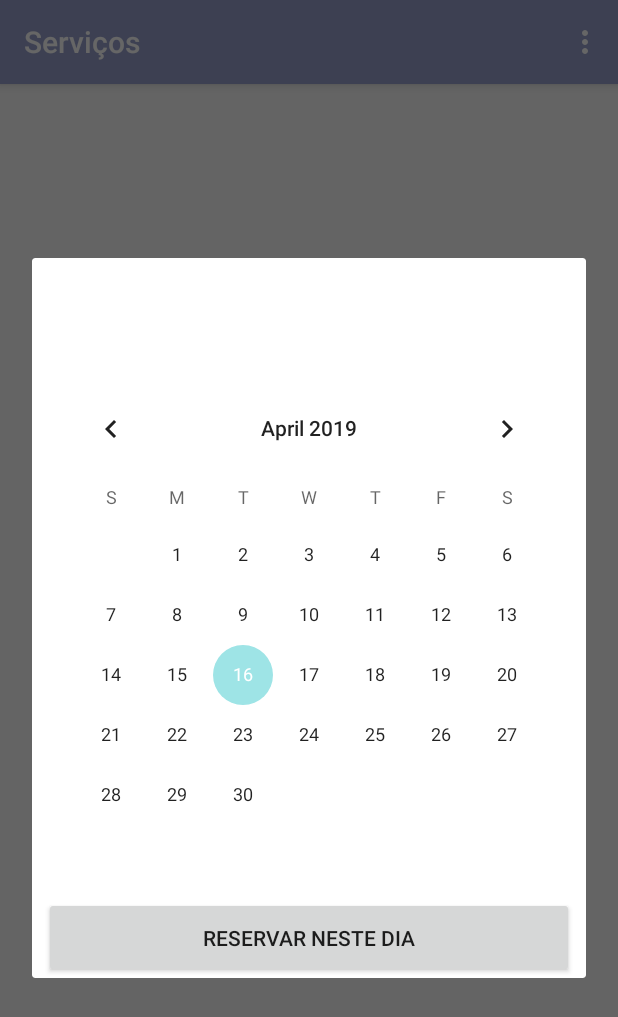
After one commit to arieldossantos/topcondo, an Android app: the fragment Reservar placed in its activity, on a phone screen of 412 x 824 dp. The commit adds this screen. Shown: the top 1017 px of the screen. Run offline under Robolectric (Android 15) with nearby library versions, the phone set to English and light mode, and no system bars; our stand-ins replace Firebase (no records; nobody signed in at launch, a user with empty details on screens opened directly); 1 statement that could not run was skipped.

Commit message:
Inserção do Modal de reserva

```diff
--- a/app/src/main/AndroidManifest.xml
+++ b/app/src/main/AndroidManifest.xml
@@ -15,7 +15,10 @@
         android:label="@string/app_name"
         android:supportsRtl="true"
         android:theme="@style/AppTheme">
-        <activity android:name=".app.MainPage" android:label="Serviços"></activity>
+        <activity
+            android:name=".app.MainPage"
+            android:label="Serviços"
+            android:theme="@style/AppTheme.NoActionBar"/>
         <activity
             android:name=".app.LoginActivity"
             android:label="@string/app_name"
--- a/app/src/main/java/io/github/arieldossantos/topcondo/app/MainPage.kt
+++ b/app/src/main/java/io/github/arieldossantos/topcondo/app/MainPage.kt
@@ -1,15 +1,19 @@
 package io.github.arieldossantos.topcondo.app
 
 import android.app.ProgressDialog
+import android.content.Intent
 import android.support.v7.app.AppCompatActivity
 import android.os.Bundle
 import android.util.Log
-import android.widget.ArrayAdapter
-import android.widget.ProgressBar
 import com.google.firebase.firestore.FirebaseFirestore
 import io.github.arieldossantos.topcondo.R
 import io.github.arieldossantos.topcondo.app.controller.ListViewAdapter
+import android.view.Menu
+import android.view.MenuItem
+import io.github.arieldossantos.topcondo.app.controller.UserControl
 import kotlinx.android.synthetic.main.activity_main_page.*
+import kotlinx.android.synthetic.main.content_main_page.*
+
 
 class MainPage : AppCompatActivity() {
     val TAG = "MAINPAGE"
@@ -25,6 +29,10 @@ class MainPage : AppCompatActivity() {
         progress.setMessage("Aguarde enquanto os serviços são carregados")
         progress.isIndeterminate = true
         progress.show()
+
+        //Cria o context menu
+        setSupportActionBar(toolbar)
+        registerForContextMenu(toolbar)
 
         db.collection("servicos")
                 .get()
@@ -45,4 +53,24 @@ class MainPage : AppCompatActivity() {
                     }
                 }
     }
+
+    //Cria o context menu
+    override fun onCreateOptionsMenu(menu: Menu): Boolean {
+        menuInflater.inflate(R.menu.context_menu, menu)
+        return true
+    }
+
+    override fun onOptionsItemSelected(item: MenuItem): Boolean {
+        val id = item.getItemId()
+
+        if(id == R.id.sair) {
+            UserControl("", "").sair()
+            var intent = Intent(this, LoginActivity::class.java)
+            startActivity(intent)
+            finish()
+        }
+
+        return true
+
+    }
 }
--- /dev/null
+++ b/app/src/main/java/io/github/arieldossantos/topcondo/app/Reservar.kt
@@ -0,0 +1,32 @@
+package io.github.arieldossantos.topcondo.app
+
+import android.support.v4.app.DialogFragment
+import android.os.Bundle
+import android.view.LayoutInflater
+import android.view.View
+import android.view.ViewGroup
+import io.github.arieldossantos.topcondo.R
+import kotlinx.android.synthetic.main.dialog_reservar.*
+import java.util.*
+
+
+class Reservar: DialogFragment() {
+
+    companion object {
+            fun newInstance(title: String): Reservar {
+            val frag = Reservar()
+            val args = Bundle()
+            args.putString("title", title)
+            frag.setArguments(args)
+            return frag
+        }
+    }
+
+    override fun onCreateView(inflater: LayoutInflater, container: ViewGroup?, savedInstanceState: Bundle?): View? {
+        var view = activity!!.layoutInflater.inflate(R.layout.dialog_reservar, container)
+        val calendar = Calendar.getInstance()
+        calendar.add(Calendar.DATE, -1)
+        calendarView.minDate = calendar.timeInMillis
+        return view
+    }
+}
--- a/app/src/main/res/layout/activity_main_page.xml
+++ b/app/src/main/res/layout/activity_main_page.xml
@@ -1,11 +1,25 @@
 <?xml version="1.0" encoding="utf-8"?>
-<RelativeLayout xmlns:android="http://schemas.android.com/apk/res/android"
+<android.support.design.widget.CoordinatorLayout xmlns:android="http://schemas.android.com/apk/res/android"
+    xmlns:app="http://schemas.android.com/apk/res-auto"
+    xmlns:tools="http://schemas.android.com/tools"
     android:layout_width="match_parent"
-    android:layout_height="match_parent">
+    android:layout_height="match_parent"
+    tools:context=".app.MainPage">
 
-    <ListView
-        android:id="@+id/listaDeServicos"
-        android:layout_width="wrap_content"
-        android:layout_height="wrap_content"/>
+    <android.support.design.widget.AppBarLayout
+        android:layout_width="match_parent"
+        android:layout_height="wrap_content"
+        android:theme="@style/AppTheme.AppBarOverlay">
 
-</RelativeLayout>
+        <android.support.v7.widget.Toolbar
+            android:id="@+id/toolbar"
+            android:layout_width="match_parent"
+            android:layout_height="?attr/actionBarSize"
+            android:background="?attr/colorPrimary"
+            app:popupTheme="@style/AppTheme.PopupOverlay" />
+
+    </android.support.design.widget.AppBarLayout>
+
+    <include layout="@layout/content_main_page" />
+
+</android.support.design.widget.CoordinatorLayout>
--- /dev/null
+++ b/app/src/main/res/layout/content_main_page.xml
@@ -0,0 +1,15 @@
+<?xml version="1.0" encoding="utf-8"?>
+<RelativeLayout xmlns:android="http://schemas.android.com/apk/res/android"
+    xmlns:tools="http://schemas.android.com/tools"
+    xmlns:app="http://schemas.android.com/apk/res-auto"
+    android:layout_width="match_parent"
+    android:layout_height="match_parent"
+    app:layout_behavior="@string/appbar_scrolling_view_behavior"
+    tools:showIn="@layout/activity_main_page" tools:context=".app.MainPage" >
+
+    <ListView
+        android:id="@+id/listaDeServicos"
+        android:layout_width="wrap_content"
+        android:layout_height="wrap_content"/>
+
+</RelativeLayout>
--- /dev/null
+++ b/app/src/main/res/layout/dialog_reservar.xml
@@ -0,0 +1,31 @@
+<?xml version="1.0" encoding="utf-8"?>
+<android.support.constraint.ConstraintLayout
+    xmlns:android="http://schemas.android.com/apk/res/android"
+    xmlns:app="http://schemas.android.com/apk/res-auto"
+    xmlns:tools="http://schemas.android.com/tools"
+    android:layout_width="match_parent"
+    android:layout_height="match_parent">
+
+    <CalendarView
+        android:id="@+id/calendarView"
+        android:layout_width="wrap_content"
+        android:layout_height="wrap_content"
+        android:layout_marginStart="8dp"
+        android:layout_marginTop="80dp"
+        android:layout_marginEnd="8dp"
+        app:layout_constraintEnd_toEndOf="parent"
+        app:layout_constraintStart_toStartOf="parent"
+        app:layout_constraintTop_toTopOf="parent" />
+
+    <Button
+        android:id="@+id/button2"
+        android:layout_width="353dp"
+        android:layout_height="54dp"
+        android:layout_marginStart="8dp"
+        android:layout_marginTop="8dp"
+        android:layout_marginEnd="8dp"
+        android:text="Reservar neste dia"
+        app:layout_constraintEnd_toEndOf="parent"
+        app:layout_constraintStart_toStartOf="parent"
+        app:layout_constraintTop_toBottomOf="@+id/calendarView" />
+</android.support.constraint.ConstraintLayout>
--- /dev/null
+++ b/app/src/main/res/menu/context_menu.xml
@@ -0,0 +1,5 @@
+<?xml version="1.0" encoding="utf-8"?>
+<menu xmlns:android="http://schemas.android.com/apk/res/android">
+    <item android:id="@+id/atualizarServicos" android:title="Atualizar serviços"/>
+    <item android:id="@+id/sair" android:title="Sair do app"/>
+</menu>
--- a/app/src/main/res/values/strings.xml
+++ b/app/src/main/res/values/strings.xml
@@ -14,4 +14,5 @@
     <string name="error_field_required">Este campo é requerido</string>
     <string name="permission_rationale">"Permissões de contatos são requeridas para o auto-completar do e-mail"</string>
     <string name="title_activity_register">Registrar</string>
+    <string name="title_activity_main">MainActivity</string>
 </resources>
```
Also changed, not shown: app/src/main/java/io/github/arieldossantos/topcondo/app/controller/ListViewAdapter.java (+21 -6 lines), app/src/main/java/io/github/arieldossantos/topcondo/app/controller/UserControl.kt (+7 -1 lines).
